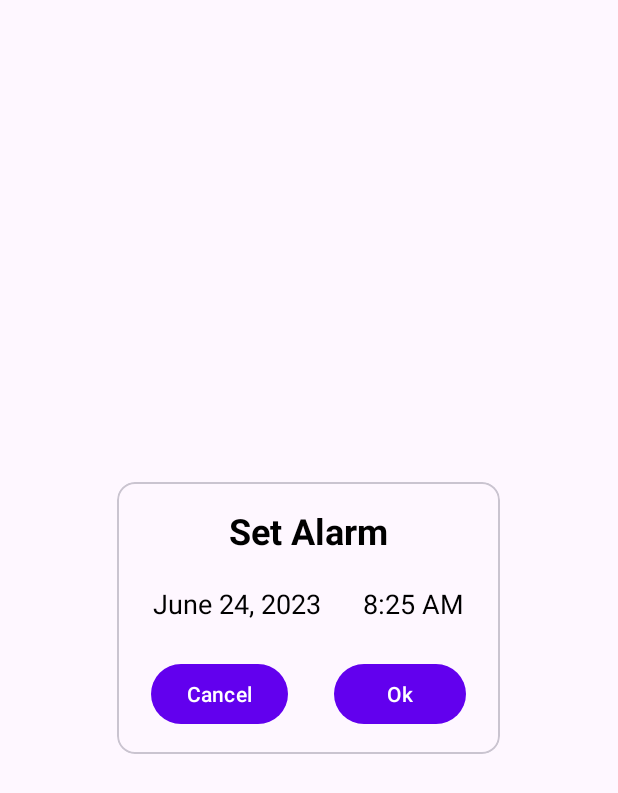
After one commit to Mahmoud-ism96/Weather360, an Android app: the layout dialog_alert.xml on its own in the app's theme, with its tools: preview values and no code run, on a phone screen of 412 x 824 dp. The commit adds this screen. Shown: the top 793 px of the screen. Run offline under Robolectric (Android 15) with nearby library versions, the phone set to English and light mode, and no system bars.

Commit message:
Add Alert Dialog

```diff
--- a/app/src/main/java/com/example/weather360/ui/favorite/FavoriteFragment.kt
+++ b/app/src/main/java/com/example/weather360/ui/favorite/FavoriteFragment.kt
@@ -23,7 +23,7 @@ class FavoriteFragment : Fragment() {
         container: ViewGroup?,
         savedInstanceState: Bundle?
     ): View {
-        val galleryViewModel =
+        val favoriteViewModel =
             ViewModelProvider(this).get(FavoriteViewModel::class.java)
 
         _binding = FragmentFavoriteBinding.inflate(inflater, container, false)
--- /dev/null
+++ b/app/src/main/res/drawable/alert_ripple.xml
@@ -0,0 +1,18 @@
+<?xml version="1.0" encoding="utf-8"?>
+<ripple xmlns:android="http://schemas.android.com/apk/res/android"
+    android:color="#818181">
+    <!-- Define the ripple effect -->
+    <item android:id="@android:id/mask">
+        <shape android:shape="rectangle">
+            <solid android:color="@android:color/white" />
+            <corners android:radius="25dp" />
+        </shape>
+    </item>
+
+    <item>
+        <shape android:shape="rectangle">
+            <solid android:color="@android:color/transparent" />
+            <corners android:radius="25dp" />
+        </shape>
+    </item>
+</ripple>
--- /dev/null
+++ b/app/src/main/res/layout/dialog_alert.xml
@@ -0,0 +1,81 @@
+<?xml version="1.0" encoding="utf-8"?>
+
+<com.google.android.material.card.MaterialCardView xmlns:android="http://schemas.android.com/apk/res/android"
+    xmlns:app="http://schemas.android.com/apk/res-auto"
+    xmlns:tools="http://schemas.android.com/tools"
+    android:layout_width="wrap_content"
+    android:layout_height="wrap_content"
+    android:layout_gravity="center"
+    android:background="#FFFFFF">
+
+
+    <androidx.constraintlayout.widget.ConstraintLayout
+        android:layout_width="wrap_content"
+        android:layout_height="wrap_content"
+        android:layout_margin="16dp">
+
+
+        <TextView
+            android:id="@+id/tv_alert_title"
+            android:layout_width="wrap_content"
+            android:layout_height="wrap_content"
+            android:text="Set Alarm"
+            android:textSize="24sp"
+            android:textStyle="bold"
+            app:layout_constraintEnd_toEndOf="parent"
+            app:layout_constraintStart_toStartOf="parent"
+            app:layout_constraintTop_toTopOf="parent" />
+
+        <TextView
+            android:id="@+id/tv_alert_time"
+            android:layout_width="wrap_content"
+            android:layout_height="wrap_content"
+            android:layout_marginStart="12dp"
+            android:background="@drawable/alert_ripple"
+            android:clickable="true"
+            android:padding="8dp"
+            android:text="8:25 AM"
+            android:textSize="18sp"
+            app:layout_constraintBottom_toBottomOf="@+id/tv_alert_date"
+            app:layout_constraintEnd_toEndOf="parent"
+            app:layout_constraintStart_toEndOf="@+id/tv_alert_date"
+            app:layout_constraintTop_toTopOf="@+id/tv_alert_date" />
+
+        <TextView
+            android:id="@+id/tv_alert_date"
+            android:layout_width="wrap_content"
+            android:layout_height="wrap_content"
+            android:layout_marginTop="12dp"
+            android:background="@drawable/alert_ripple"
+            android:clickable="true"
+            android:padding="8dp"
+            android:text="June 24, 2023"
+            android:textSize="18sp"
+            app:layout_constraintStart_toStartOf="parent"
+            app:layout_constraintTop_toBottomOf="@+id/tv_alert_title" />
+
+        <Button
+            android:id="@+id/btn_alert_cancel"
+            android:layout_width="wrap_content"
+            android:layout_height="wrap_content"
+            android:layout_marginTop="16dp"
+            android:layout_marginEnd="24dp"
+            android:text="Cancel"
+            app:layout_constraintBottom_toBottomOf="parent"
+            app:layout_constraintEnd_toStartOf="@+id/btn_alert_ok"
+            app:layout_constraintHorizontal_bias="0.5"
+            app:layout_constraintStart_toStartOf="parent"
+            app:layout_constraintTop_toBottomOf="@+id/tv_alert_date" />
+
+        <Button
+            android:id="@+id/btn_alert_ok"
+            android:layout_width="wrap_content"
+            android:layout_height="wrap_content"
+            android:text="Ok"
+            app:layout_constraintBottom_toBottomOf="parent"
+            app:layout_constraintEnd_toEndOf="parent"
+            app:layout_constraintHorizontal_bias="0.5"
+            app:layout_constraintStart_toEndOf="@+id/btn_alert_cancel" />
+
+    </androidx.constraintlayout.widget.ConstraintLayout>
+</com.google.android.material.card.MaterialCardView>
```
Also changed, not shown: app/src/main/java/com/example/weather360/ui/alert/AlertFragment.kt (+78 -5 lines).
